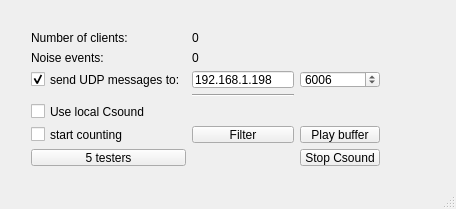
Qt form noisegame-gui/noisewindow.ui (tarmoj/noisegame) before a commit.
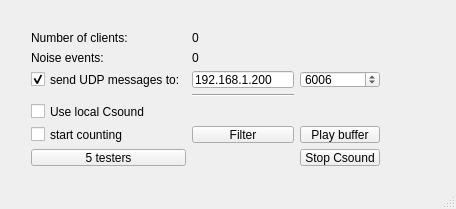
The same form after that commit.

Diff of the .ui file:
```diff
--- a/noisegame-gui/noisewindow.ui
+++ b/noisegame-gui/noisewindow.ui
@@ -114,7 +114,7 @@
      <item row="2" column="1">
       <widget class="QLineEdit" name="ipLineEdit">
        <property name="text">
-        <string>192.168.1.198</string>
+        <string>192.168.1.200</string>
        </property>
       </widget>
      </item>
```
